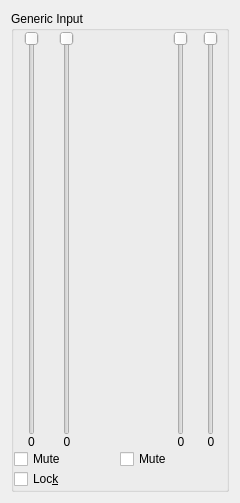
Qt form src/mixerinput.ui (jusirkka/kenvy24-sunset) before a commit.
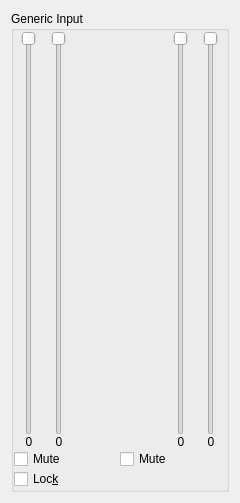
The same form after that commit. Custom widgets are drawn as their Qt base class.

The edit to the form file:
```diff
--- a/src/mixerinput.ui
+++ b/src/mixerinput.ui
@@ -88,7 +88,7 @@
            <number>0</number>
           </property>
           <item>
-           <layout class="QHBoxLayout" stretch="1,1,1">
+           <layout class="QHBoxLayout" stretch="0,0,0">
             <property name="spacing">
              <number>0</number>
             </property>
```
